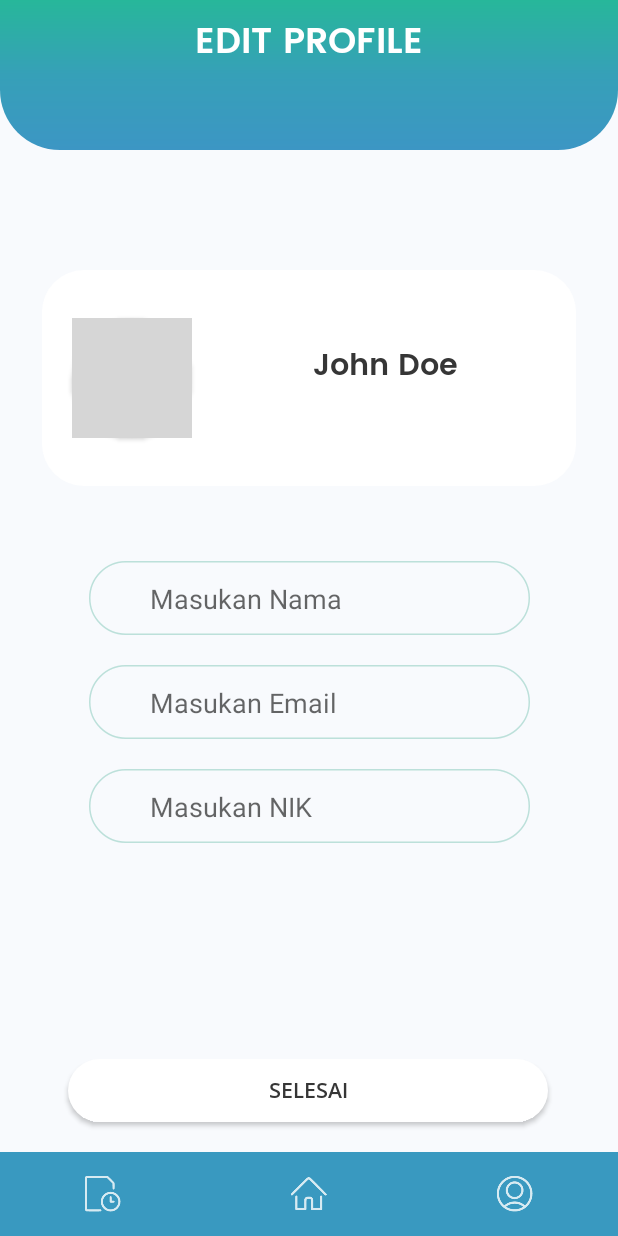
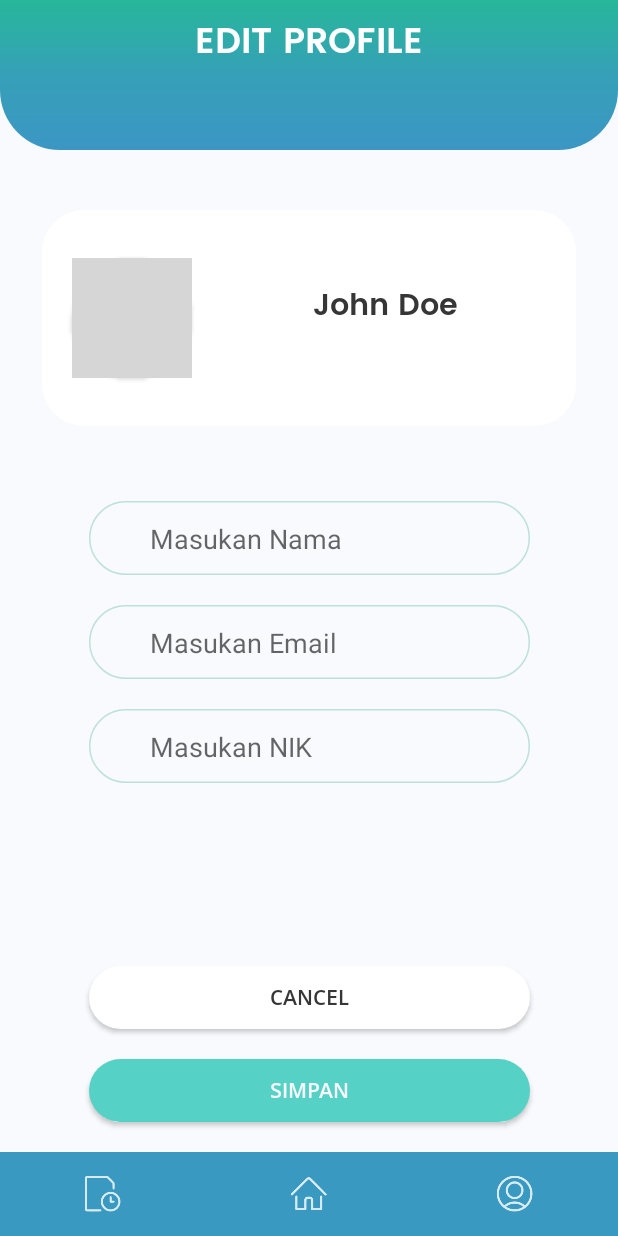
Before and after one commit to tesu-tesu/antrian-sehat-android, an Android app: the layout activity_profile_setting.xml on its own in the app's theme, with its tools: preview values and no code run, on a phone screen of 412 x 824 dp. Run offline under Robolectric (Android 15) with nearby library versions, the phone set to English and light mode, and no system bars; grey boxes are pictures that could not be loaded.

Commit message:
Add btn cancel

```diff
--- a/app/src/main/res/layout/activity_profile_setting.xml
+++ b/app/src/main/res/layout/activity_profile_setting.xml
@@ -85,7 +85,7 @@
             android:layout_width="356dp"
             android:layout_height="wrap_content"
             android:background="@drawable/bt_white"
-            android:layout_marginTop="180dp"
+            android:layout_marginTop="140dp"
             android:paddingVertical="12dp"
             app:layout_constraintHorizontal_bias="0.5"
             app:layout_constraintTop_toTopOf="@+id/topNav"
@@ -128,8 +128,6 @@
                 app:layout_constraintStart_toStartOf="parent"
                 app:layout_constraintTop_toTopOf="parent"
                 app:layout_constraintVertical_bias="0.404" />
-
-
 
         </androidx.constraintlayout.widget.ConstraintLayout>
 
@@ -181,7 +179,6 @@
             app:layout_constraintTop_toTopOf="@+id/fsEmail" />
 
 
-
         <ImageView
             android:id="@+id/fsNIK"
             android:layout_width="wrap_content"
@@ -206,18 +203,30 @@
             app:layout_constraintTop_toTopOf="@+id/fsNIK" />
 
         <Button
-            android:id="@+id/btnSave"
-            android:layout_width="320dp"
+            android:id="@+id/btnCancel"
+            android:layout_width="0dp"
             android:layout_height="42dp"
+            app:layout_constraintBottom_toTopOf="@+id/btnSave"
+            app:layout_constraintEnd_toEndOf="@id/fsNIK"
+            app:layout_constraintStart_toStartOf="@id/fsNIK"
+            android:layout_marginBottom="20dp"
             android:background="@drawable/bt_white"
             android:fontFamily="@font/open_sans_semibold"
-            android:text="@string/selesai"
-            android:textColor="@color/blackFont"
+            android:text="Cancel"
+            android:textColor="@color/blackFont"/>
+        <Button
+            android:id="@+id/btnSave"
+            android:layout_width="0dp"
+            android:layout_height="42dp"
+            android:background="@drawable/bt_green"
+            android:fontFamily="@font/open_sans_semibold"
+            android:text="@string/simpan"
+            android:textColor="@color/whiteBlue"
             android:layout_marginBottom="20dp"
+            app:layout_constraintHorizontal_bias="0.494"
             app:layout_constraintBottom_toTopOf="@+id/linearLayout9"
-            app:layout_constraintEnd_toEndOf="parent"
-            app:layout_constraintHorizontal_bias="0.494"
-            app:layout_constraintStart_toStartOf="parent" />
+            app:layout_constraintEnd_toEndOf="@id/fsNIK"
+            app:layout_constraintStart_toStartOf="@id/fsNIK" />
 
     </androidx.constraintlayout.widget.ConstraintLayout>
 </layout>
--- a/app/src/main/res/values/strings.xml
+++ b/app/src/main/res/values/strings.xml
@@ -50,7 +50,7 @@
     <string name="entry_nama">Masukan Nama</string>
     <string name="entry_email">Masukan Email</string>
     <string name="entry_nik">Masukan NIK</string>
-    <string name="selesai">Selesai</string>
+    <string name="simpan">Simpan</string>
 
     <!--Spinner-->
     <string-array name="pilihan_register">
```
